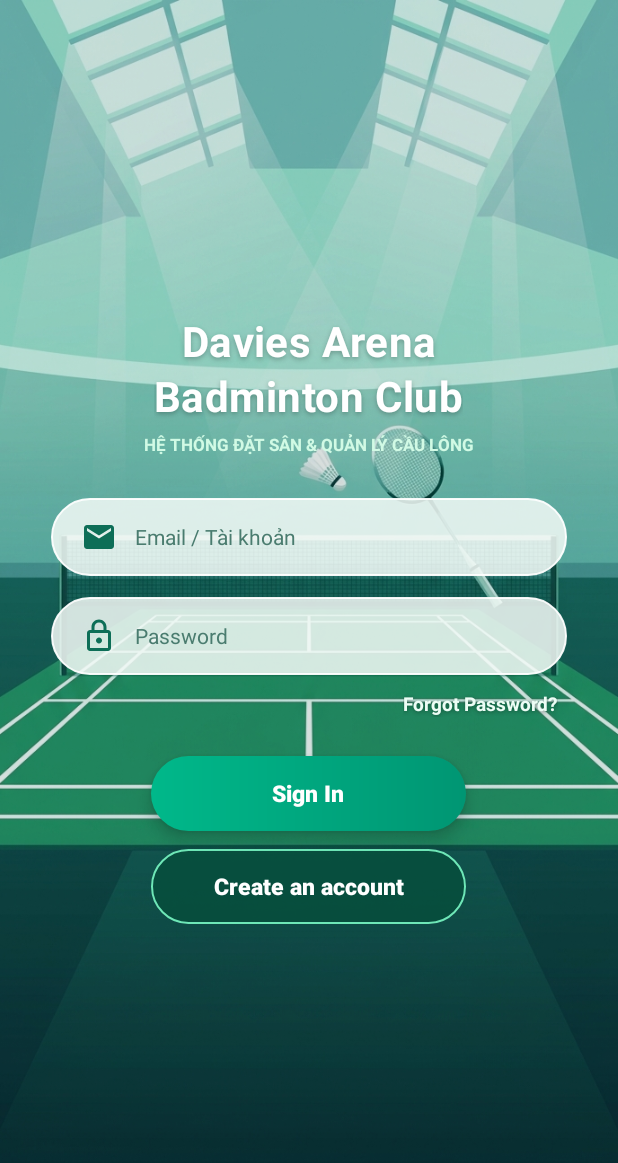
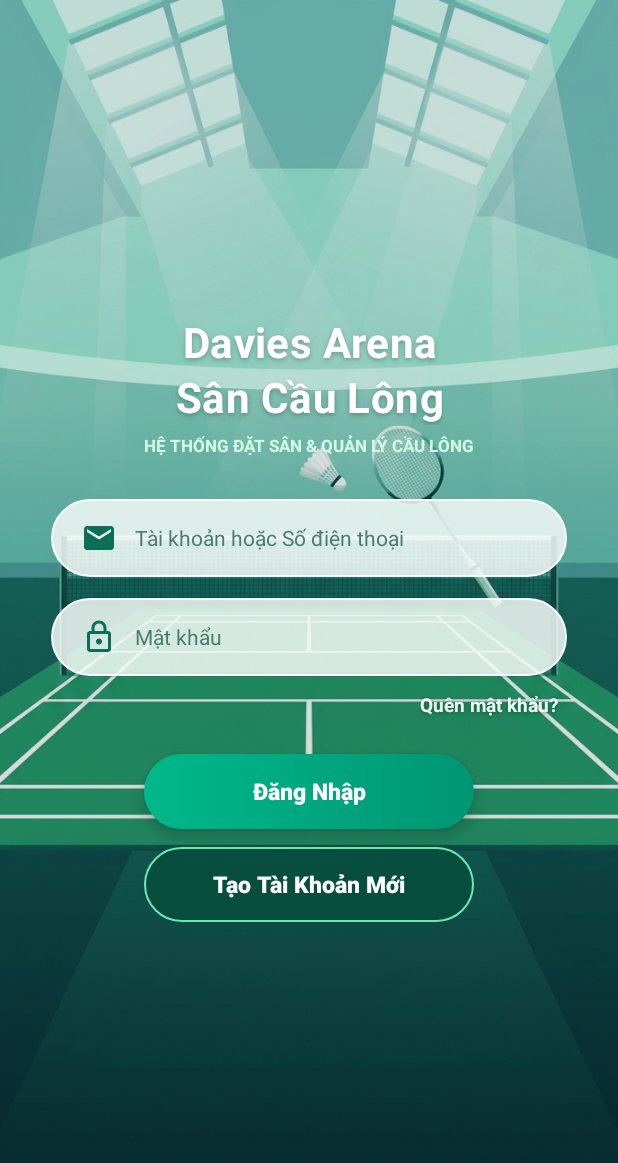
Before and after one commit to Thdang53/QuanLySanCauLong, an Android app: the screen it shows after launch (LoginActivity), on a phone screen of 412 x 824 dp. Shown: the top 1163 px of the screen. Run offline under Robolectric (Android 15) with nearby library versions, the phone set to English and light mode, and no system bars.

Commit message:
Update: Viet hoa giao dien Login/Register va nap du lieu 7 bang SQL Server cho 3 Role

```diff
--- a/AndroidApp/app/src/main/res/layout/activity_login.xml
+++ b/AndroidApp/app/src/main/res/layout/activity_login.xml
@@ -8,7 +8,7 @@
     <ImageView
         android:layout_width="match_parent"
         android:layout_height="match_parent"
-        android:contentDescription="Emerald Badminton Court Background"
+        android:contentDescription="Sân cầu lông Davies Arena"
         android:scaleType="centerCrop"
         android:src="@drawable/bg_login_emerald_court" />
 
@@ -18,7 +18,7 @@
         android:layout_height="match_parent"
         android:background="#2604221B" />
 
-    <!-- Toàn bộ Form Đăng nhập + Nút Sign In gom gọn và căn chính giữa màn hình -->
+    <!-- Toàn bộ Form Đăng nhập + Nút Đăng Nhập gom gọn và căn chính giữa màn hình -->
     <LinearLayout
         android:layout_width="match_parent"
         android:layout_height="match_parent"
@@ -27,7 +27,7 @@
         android:paddingStart="34dp"
         android:paddingEnd="34dp">
 
-        <!-- Tiêu đề chính -->
+        <!-- Tiêu đề chính Tiếng Việt -->
         <TextView
             android:layout_width="wrap_content"
             android:layout_height="wrap_content"
@@ -38,7 +38,7 @@
             android:shadowDx="0"
             android:shadowDy="2"
             android:shadowRadius="4"
-            android:text="Davies Arena\nBadminton Club"
+            android:text="Davies Arena\nSân Cầu Lông"
             android:textColor="#FFFFFF"
             android:textSize="28sp"
             android:textStyle="bold" />
@@ -53,7 +53,7 @@
             android:textSize="11.5sp"
             android:textStyle="bold" />
 
-        <!-- Ô nhập 1: Tài khoản / SĐT (Viên thuốc trắng mờ) -->
+        <!-- Ô nhập 1: Tài khoản hoặc SĐT -->
         <EditText
             android:id="@+id/edtLoginUser"
             android:layout_width="match_parent"
@@ -64,7 +64,7 @@
             android:drawablePadding="12dp"
             android:drawableTint="#0D6E57"
             android:elevation="3dp"
-            android:hint="Email / Tài khoản"
+            android:hint="Tài khoản hoặc Số điện thoại"
             android:inputType="text"
             android:paddingStart="20dp"
             android:paddingEnd="20dp"
@@ -72,7 +72,7 @@
             android:textColorHint="#4A7C6F"
             android:textSize="14sp" />
 
-        <!-- Ô nhập 2: Mật khẩu (Viên thuốc trắng mờ) -->
+        <!-- Ô nhập 2: Mật khẩu -->
         <EditText
             android:id="@+id/edtLoginPass"
             android:layout_width="match_parent"
@@ -82,7 +82,7 @@
             android:drawablePadding="12dp"
             android:drawableTint="#0D6E57"
             android:elevation="3dp"
-            android:hint="Password"
+            android:hint="Mật khẩu"
             android:inputType="textPassword"
             android:paddingStart="20dp"
             android:paddingEnd="20dp"
@@ -90,7 +90,7 @@
             android:textColorHint="#4A7C6F"
             android:textSize="14sp" />
 
-        <!-- Dòng Forgot Password? căn phải ngay dưới ô Password -->
+        <!-- Dòng Quên mật khẩu? căn phải ngay dưới ô Mật khẩu -->
         <TextView
             android:id="@+id/tvForgotPass"
             android:layout_width="wrap_content"
@@ -102,36 +102,36 @@
             android:shadowDx="0"
             android:shadowDy="1"
             android:shadowRadius="3"
-            android:text="Forgot Password?"
+            android:text="Quên mật khẩu?"
             android:textColor="#ECFDF5"
             android:textSize="12.5sp"
             android:textStyle="bold" />
 
-        <!-- Nút Sign In đặt gần ngay dưới form (cách 26dp, không còn bị đẩy xa xuống đáy) -->
+        <!-- Nút Đăng Nhập đặt gần ngay dưới form -->
         <androidx.appcompat.widget.AppCompatButton
             android:id="@+id/btnLogin"
-            android:layout_width="210dp"
+            android:layout_width="220dp"
             android:layout_height="50dp"
-            android:layout_marginTop="26dp"
+            android:layout_marginTop="24dp"
             android:background="@drawable/bg_btn_emerald_pill"
             android:elevation="6dp"
             android:stateListAnimator="@null"
-            android:text="Sign In"
+            android:text="Đăng Nhập"
             android:textAllCaps="false"
             android:textColor="#FFFFFF"
             android:textSize="15.5sp"
             android:textStyle="bold" />
 
-        <!-- Nút Create an account có khung nút bo tròn giống Sign In -->
+        <!-- Nút Tạo Tài Khoản Mới có khung nút bo tròn giống Đăng Nhập -->
         <androidx.appcompat.widget.AppCompatButton
             android:id="@+id/btnRegisterNow"
-            android:layout_width="210dp"
+            android:layout_width="220dp"
             android:layout_height="50dp"
             android:layout_marginTop="12dp"
             android:background="@drawable/bg_btn_emerald_secondary_pill"
             android:elevation="4dp"
             android:stateListAnimator="@null"
-            android:text="Create an account"
+            android:text="Tạo Tài Khoản Mới"
             android:textAllCaps="false"
             android:textColor="#FFFFFF"
             android:textSize="15sp"
```
Also changed, not shown: AndroidApp/app/src/main/java/com/example/androidapp/model/DataStore.java (+47 -7 lines), AndroidApp/app/src/main/java/com/example/androidapp/model/SqlServerHelper.java (+17 -8 lines), AndroidApp/app/src/main/res/layout/activity_register.xml (+11 -11 lines), 1 other file.
